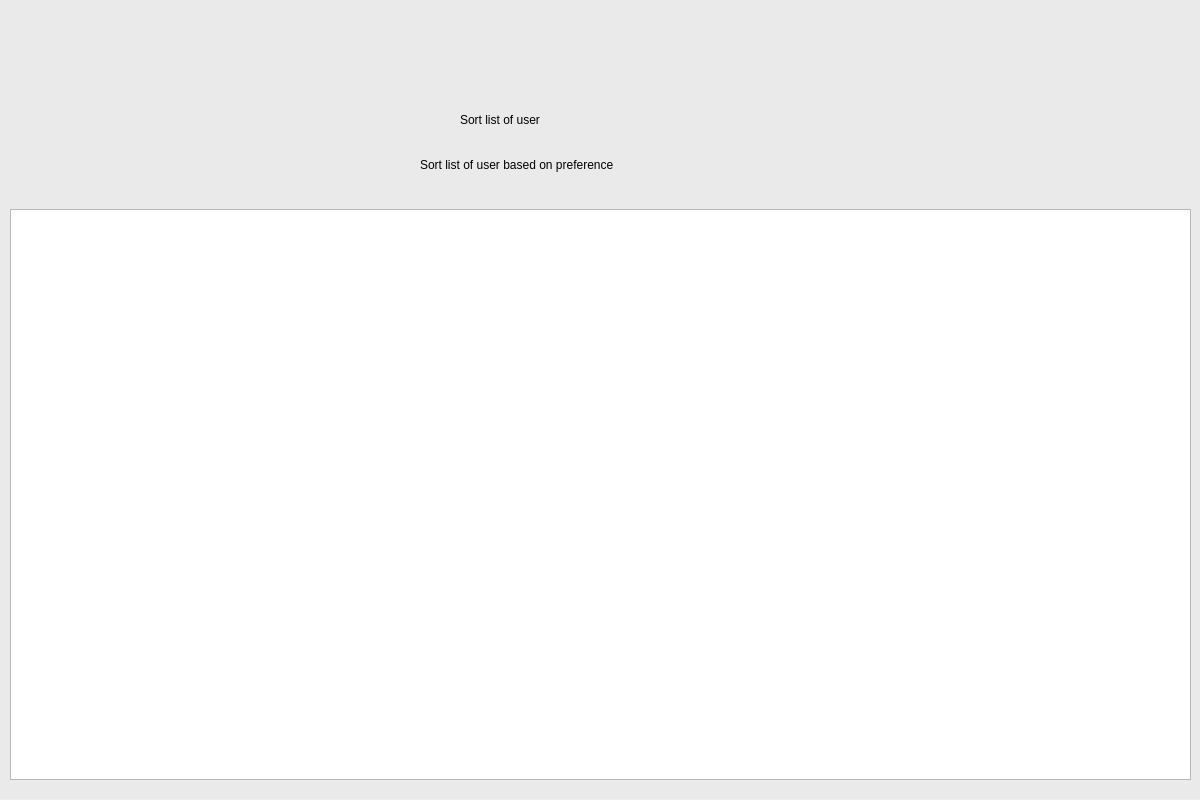
Before: the Qt Designer form 4assign_appointment.ui in Ajwaddo/pyqt5, drawn with Qt 5.
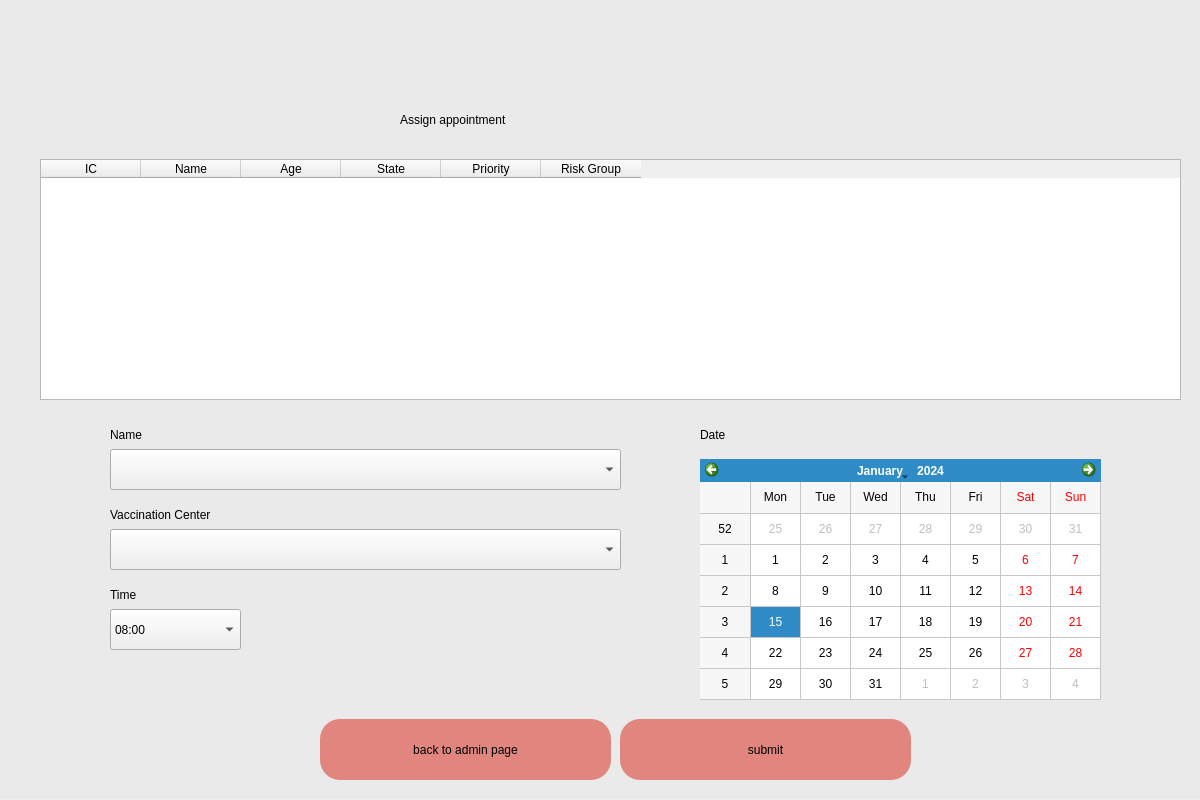
After: the same form once the commit is applied.

Diff of the .ui file:
```diff
--- a/4assign_appointment.ui
+++ b/4assign_appointment.ui
@@ -29,9 +29,9 @@
    <widget class="QLabel" name="label">
     <property name="geometry">
      <rect>
-      <x>460</x>
+      <x>400</x>
       <y>80</y>
-      <width>331</width>
+      <width>441</width>
       <height>81</height>
      </rect>
     </property>
@@ -39,15 +39,130 @@
      <string notr="true">font: 32pt &quot;Calibri&quot;;color:black</string>
     </property>
     <property name="text">
-     <string>Sort list of user</string>
+     <string>Assign appointment</string>
     </property>
    </widget>
-   <widget class="QLabel" name="label_ic_number_3">
+   <widget class="QTableWidget" name="tableWidget">
     <property name="geometry">
      <rect>
-      <x>420</x>
-      <y>150</y>
+      <x>40</x>
+      <y>160</y>
+      <width>1141</width>
+      <height>241</height>
+     </rect>
+    </property>
+    <column>
+     <property name="text">
+      <string>IC</string>
+     </property>
+    </column>
+    <column>
+     <property name="text">
+      <string>Name</string>
+     </property>
+    </column>
+    <column>
+     <property name="text">
+      <string>Age</string>
+     </property>
+    </column>
+    <column>
+     <property name="text">
+      <string>State</string>
+     </property>
+    </column>
+    <column>
+     <property name="text">
+      <string>Priority</string>
+     </property>
+    </column>
+    <column>
+     <property name="text">
+      <string>Risk Group</string>
+     </property>
+    </column>
+   </widget>
+   <widget class="QPushButton" name="btn_goToAdminPage">
+    <property name="geometry">
+     <rect>
+      <x>320</x>
+      <y>720</y>
+      <width>291</width>
+      <height>61</height>
+     </rect>
+    </property>
+    <property name="styleSheet">
+     <string notr="true">border-radius:20px;background-color:rgb(225, 134, 127);
+font: 20pt &quot;Calibri&quot;;</string>
+    </property>
+    <property name="text">
+     <string>back to admin page</string>
+    </property>
+   </widget>
+   <widget class="QComboBox" name="comboBox_vacc_center">
+    <property name="geometry">
+     <rect>
+      <x>110</x>
+      <y>530</y>
+      <width>511</width>
+      <height>41</height>
+     </rect>
+    </property>
+    <property name="styleSheet">
+     <string notr="true">font: 12pt &quot;Calibri&quot;;color:black</string>
+    </property>
+   </widget>
+   <widget class="QLabel" name="label_2">
+    <property name="geometry">
+     <rect>
+      <x>110</x>
+      <y>500</y>
+      <width>211</width>
+      <height>31</height>
+     </rect>
+    </property>
+    <property name="styleSheet">
+     <string notr="true">font: 16pt &quot;Calibri&quot;;color:black</string>
+    </property>
+    <property name="text">
+     <string>Vaccination Center</string>
+    </property>
+   </widget>
+   <widget class="QLabel" name="label_3">
+    <property name="geometry">
+     <rect>
+      <x>700</x>
+      <y>420</y>
+      <width>211</width>
+      <height>31</height>
+     </rect>
+    </property>
+    <property name="styleSheet">
+     <string notr="true">font: 16pt &quot;Calibri&quot;;color:black</string>
+    </property>
+    <property name="text">
+     <string>Date</string>
+    </property>
+   </widget>
+   <widget class="QCalendarWidget" name="calendarWidget">
+    <property name="geometry">
+     <rect>
+      <x>700</x>
+      <y>460</y>
       <width>401</width>
+      <height>241</height>
+     </rect>
+    </property>
+    <property name="gridVisible">
+     <bool>true</bool>
+    </property>
+   </widget>
+   <widget class="QLabel" name="label_4">
+    <property name="geometry">
+     <rect>
+      <x>110</x>
+      <y>580</y>
+      <width>211</width>
       <height>31</height>
      </rect>
     </property>
@@ -55,17 +170,121 @@
      <string notr="true">font: 16pt &quot;Calibri&quot;;color:black</string>
     </property>
     <property name="text">
-     <string>Sort list of user based on preference</string>
+     <string>Time</string>
     </property>
    </widget>
-   <widget class="QTableView" name="tableView">
+   <widget class="QComboBox" name="comboBox_time">
     <property name="geometry">
      <rect>
-      <x>10</x>
-      <y>210</y>
-      <width>1181</width>
-      <height>571</height>
+      <x>110</x>
+      <y>610</y>
+      <width>131</width>
+      <height>41</height>
      </rect>
+    </property>
+    <property name="styleSheet">
+     <string notr="true">font: 12pt &quot;Calibri&quot;;color:black</string>
+    </property>
+    <item>
+     <property name="text">
+      <string>08:00</string>
+     </property>
+    </item>
+    <item>
+     <property name="text">
+      <string>09:00</string>
+     </property>
+    </item>
+    <item>
+     <property name="text">
+      <string>10:00</string>
+     </property>
+    </item>
+    <item>
+     <property name="text">
+      <string>11:00</string>
+     </property>
+    </item>
+    <item>
+     <property name="text">
+      <string>12:00</string>
+     </property>
+    </item>
+    <item>
+     <property name="text">
+      <string>13:00</string>
+     </property>
+    </item>
+    <item>
+     <property name="text">
+      <string>14:00</string>
+     </property>
+    </item>
+    <item>
+     <property name="text">
+      <string>15:00</string>
+     </property>
+    </item>
+    <item>
+     <property name="text">
+      <string>16:00</string>
+     </property>
+    </item>
+    <item>
+     <property name="text">
+      <string>17:00</string>
+     </property>
+    </item>
+    <item>
+     <property name="text">
+      <string>18:00</string>
+     </property>
+    </item>
+   </widget>
+   <widget class="QComboBox" name="comboBox_name">
+    <property name="geometry">
+     <rect>
+      <x>110</x>
+      <y>450</y>
+      <width>511</width>
+      <height>41</height>
+     </rect>
+    </property>
+    <property name="styleSheet">
+     <string notr="true">font: 12pt &quot;Calibri&quot;;color:black</string>
+    </property>
+   </widget>
+   <widget class="QLabel" name="label_5">
+    <property name="geometry">
+     <rect>
+      <x>110</x>
+      <y>420</y>
+      <width>211</width>
+      <height>31</height>
+     </rect>
+    </property>
+    <property name="styleSheet">
+     <string notr="true">font: 16pt &quot;Calibri&quot;;color:black</string>
+    </property>
+    <property name="text">
+     <string>Name</string>
+    </property>
+   </widget>
+   <widget class="QPushButton" name="btn_submit">
+    <property name="geometry">
+     <rect>
+      <x>620</x>
+      <y>720</y>
+      <width>291</width>
+      <height>61</height>
+     </rect>
+    </property>
+    <property name="styleSheet">
+     <string notr="true">border-radius:20px;background-color:rgb(225, 134, 127);
+font: 20pt &quot;Calibri&quot;;</string>
+    </property>
+    <property name="text">
+     <string>submit</string>
     </property>
    </widget>
   </widget>
```
